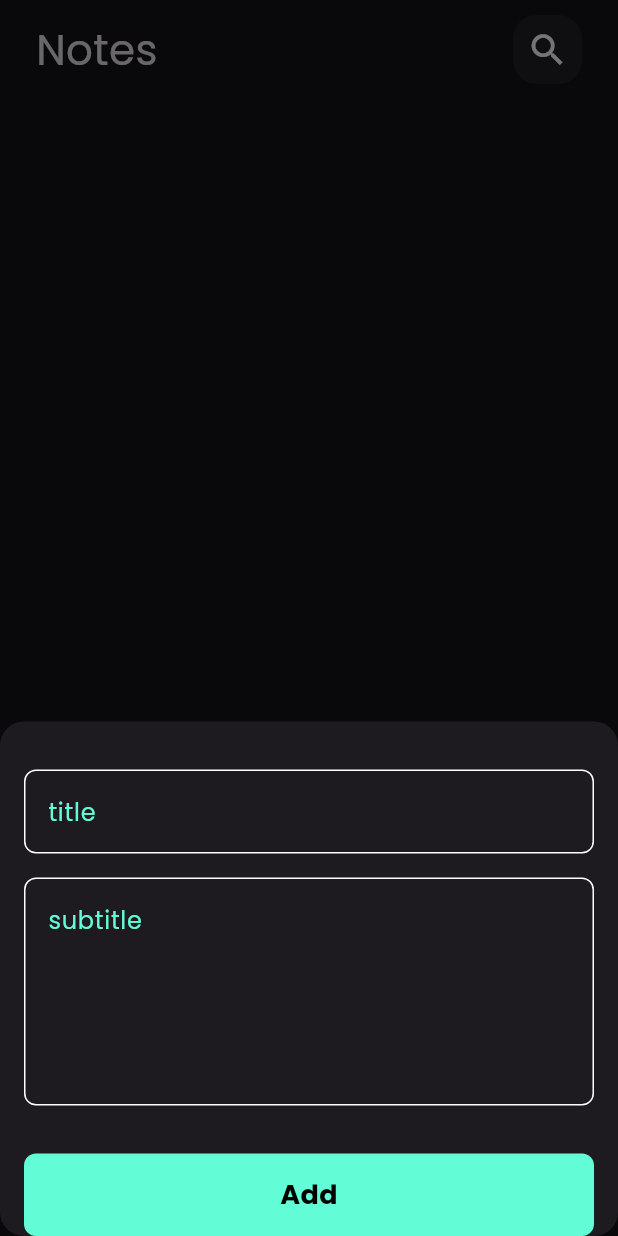
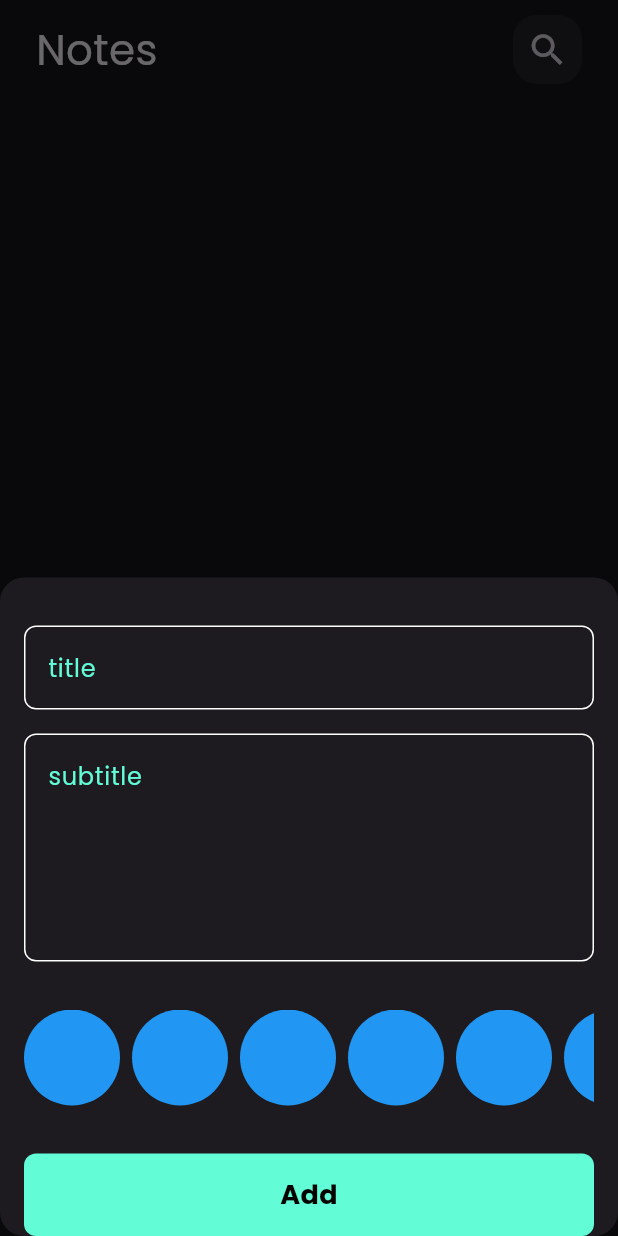
Before and after one commit to Amer-Shammout/notes_app, a Flutter app: the screen it shows after launch, after a tap on the "add" icon, on a phone screen of 412 x 824 dp. Run offline on Flutter 3.47's test engine with Material 3 defaults, Android fonts, the phone set to English and light mode, and no system bars; our stand-ins replace bloc, flutter_bloc, google_fonts, hive, hive_flutter; accounts and stored records are empty.

Commit message:
add note and edit note done and add colors feature

```diff
--- /dev/null
+++ b/devtools_options.yaml
@@ -0,0 +1,3 @@
+description: This file stores settings for Dart & Flutter DevTools.
+documentation: https://docs.flutter.dev/tools/devtools/extensions#configure-extension-enablement-states
+extensions:
--- a/lib/cubits/notes_cubit/notes_cubit.dart
+++ b/lib/cubits/notes_cubit/notes_cubit.dart
@@ -12,10 +12,9 @@ class NotesCubit extends Cubit<NotesState> {
   List<NoteModel>? notes ;
 
   fetchAllNotes() {
-
       var notesBox = Hive.box<NoteModel>(kNotesBox);
       notes = notesBox.values.toList();
       emit(NotesSuccess());
+  }
 
-  }
 }
--- a/lib/main.dart
+++ b/lib/main.dart
@@ -35,7 +35,7 @@ class NotesApp extends StatelessWidget {
           NotesView.id: (context) => NotesView(),
           EditNoteView.id: (context) => EditNoteView()
         },
-        home: const NotesView(),
+        home: NotesView(),
       ),
     );
   }
--- a/lib/models/note_model.dart
+++ b/lib/models/note_model.dart
@@ -8,13 +8,13 @@ part 'note_model.g.dart';
 class NoteModel extends HiveObject {
 
   @HiveField(0)
-  final String title;
+   String title;
   @HiveField(1)
-  final String subTitle;
+   String subTitle;
   @HiveField(2)
   final String date;
   @HiveField(3)
-  final int color;
+   int color;
 
   NoteModel({
     required this.title,
--- a/lib/views/edit_note_view.dart
+++ b/lib/views/edit_note_view.dart
@@ -1,4 +1,5 @@
 import 'package:flutter/material.dart';
+import 'package:notes_app/models/note_model.dart';
 import 'package:notes_app/widgets/edit_note_view_body.dart';
 
 class EditNoteView extends StatelessWidget {
@@ -9,8 +10,10 @@ class EditNoteView extends StatelessWidget {
 
   @override
   Widget build(BuildContext context) {
+    NoteModel note =
+        ModalRoute.of(context)!.settings.arguments as NoteModel;
     return Scaffold(
-      body: EditNoteViewBody(),
+      body: EditNoteViewBody(note : note),
     );
   }
 }
--- a/lib/widgets/add_note_bottom_sheet.dart
+++ b/lib/widgets/add_note_bottom_sheet.dart
@@ -13,11 +13,9 @@ class AddNoteBottomSheet extends StatelessWidget {
       create: (context) => AddNoteCubit(),
       child: BlocConsumer<AddNoteCubit, AddNoteState>(
         listener: (context, state) {
-          if (state is AddNoteFailure) {
-            print("failed ${state.errMessage}");
-          }
+          if (state is AddNoteFailure) {}
           if (state is AddNoteSuccess) {
-            BlocProvider.of<NotesCubit>(context).fetchAllNotes;
+            BlocProvider.of<NotesCubit>(context).fetchAllNotes();
             Navigator.pop(context);
           }
         },
--- /dev/null
+++ b/lib/widgets/colors_list_view.dart
@@ -0,0 +1,34 @@
+import 'package:flutter/material.dart';
+
+class ColorItem extends StatelessWidget {
+  const ColorItem({super.key, required this.color});
+    final Color color;
+
+  @override
+  Widget build(BuildContext context) {
+    return Padding(
+      padding: const EdgeInsets.only(right:  8.0),
+      child: CircleAvatar(
+        backgroundColor: color,
+        radius: 32,
+      ),
+    );
+  }
+}
+
+
+class ColorsListView extends StatelessWidget {
+  const ColorsListView({super.key});
+
+  @override
+  Widget build(BuildContext context) {
+    return SizedBox(
+      height: 32 * 2,
+      child: ListView.builder(
+        scrollDirection: Axis.horizontal,
+        itemCount: 10,
+        itemBuilder: (context, index) => ColorItem(color: Colors.blue),
+      ),
+    );
+  }
+}
--- a/lib/widgets/custom_app_bar.dart
+++ b/lib/widgets/custom_app_bar.dart
@@ -2,10 +2,11 @@ import 'package:flutter/material.dart';
 import 'package:notes_app/widgets/custom_search_icon.dart';
 
 class CustomAppBar extends StatelessWidget {
-  const CustomAppBar({super.key, required this.title, required this.icon});
+  const CustomAppBar({super.key, required this.title, required this.icon, required this.onPressed});
 
   final String title;
   final IconData icon;
+  final VoidCallback onPressed;
 
   @override
   Widget build(BuildContext context) {
@@ -18,7 +19,7 @@ class CustomAppBar extends StatelessWidget {
             fontSize: 28,
           ),
         ),
-        CustomIcon(icon: icon,)
+        CustomIcon(icon: icon, onPressed: onPressed,)
       ],
     );
   }
--- a/lib/widgets/custom_note_item.dart
+++ b/lib/widgets/custom_note_item.dart
@@ -14,7 +14,7 @@ class CustomNoteItem extends StatelessWidget {
   Widget build(BuildContext context) {
     return GestureDetector(
       onTap: (){
-        Navigator.pushNamed(context, EditNoteView.id);
+        Navigator.pushNamed(context, EditNoteView.id, arguments: note);
       },
       child: Container(
         padding: const EdgeInsets.only(
--- a/lib/widgets/custom_search_icon.dart
+++ b/lib/widgets/custom_search_icon.dart
@@ -1,9 +1,10 @@
 import 'package:flutter/material.dart';
 
 class CustomIcon extends StatelessWidget {
-  const CustomIcon({super.key, required this.icon});
+  const CustomIcon({super.key, required this.icon , required this.onPressed});
 
   final IconData icon;
+  final VoidCallback onPressed;
 
   @override
   Widget build(BuildContext context) {
@@ -14,9 +15,12 @@ class CustomIcon extends StatelessWidget {
           color: Colors.white.withOpacity(.05),
           borderRadius: BorderRadius.circular(16)),
       child: Center(
-        child: Icon(
-          icon,
-          size: 28,
+        child: IconButton(
+          icon: Icon(
+            icon,
+            size: 28,
+          ),
+          onPressed: onPressed,
         ),
       ),
     );
--- a/lib/widgets/custom_text_field.dart
+++ b/lib/widgets/custom_text_field.dart
@@ -13,7 +13,7 @@ class CustomTextField extends StatelessWidget {
   });
 
   final String hint;
-  final Function(String)? onChanged; //rem
+  final Function(String)? onChanged;
   final bool flag;
   final int maxLines;
   final TextInputType? textInputType;
@@ -34,7 +34,7 @@ class CustomTextField extends StatelessWidget {
       maxLines: maxLines,
       keyboardType: textInputType,
       obscureText: flag,
-      onChanged: onChanged, //rem
+      onChanged: onChanged,
       decoration: InputDecoration(
         border: buildBorder(),
         enabledBorder: buildBorder(),
--- a/lib/widgets/notes_view_body.dart
+++ b/lib/widgets/notes_view_body.dart
@@ -1,3 +1,5 @@
+// ignore_for_file: prefer_const_literals_to_create_immutables, prefer_const_constructors
+
 import 'package:flutter/material.dart';
 import 'package:flutter_bloc/flutter_bloc.dart';
 import 'package:notes_app/cubits/notes_cubit/notes_cubit.dart';
@@ -17,18 +19,23 @@ class _NotesViewBodyState extends State<NotesViewBody> {
     BlocProvider.of<NotesCubit>(context).fetchAllNotes();
     super.initState();
   }
+
   @override
   Widget build(BuildContext context) {
     return SafeArea(
       child: Padding(
-        padding: EdgeInsets.symmetric(horizontal: 24),
+        padding: const EdgeInsets.symmetric(horizontal: 24),
         child: Column(
           children: [
-            SizedBox(
+            const SizedBox(
               height: 10,
             ),
-            CustomAppBar(title: "Notes", icon: Icons.search,),
-            SizedBox(
+            CustomAppBar(
+              title: "Notes",
+              icon: Icons.search,
+              onPressed: () {},
+            ),
+            const SizedBox(
               height: 20,
             ),
             NotesListView(),
```
Also changed, not shown: lib/widgets/add_note_form.dart (+27 -15 lines), lib/widgets/edit_note_view_body.dart (+30 -5 lines), lib/cubits/notes_cubit/notes_state.dart (line endings or trailing spaces).
